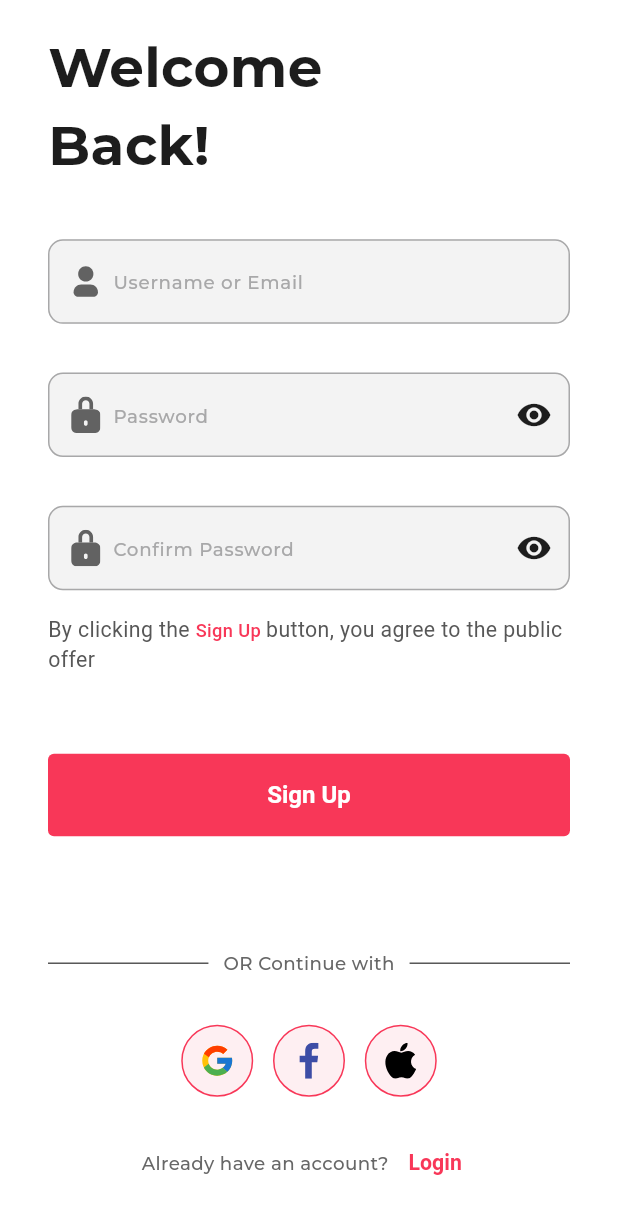
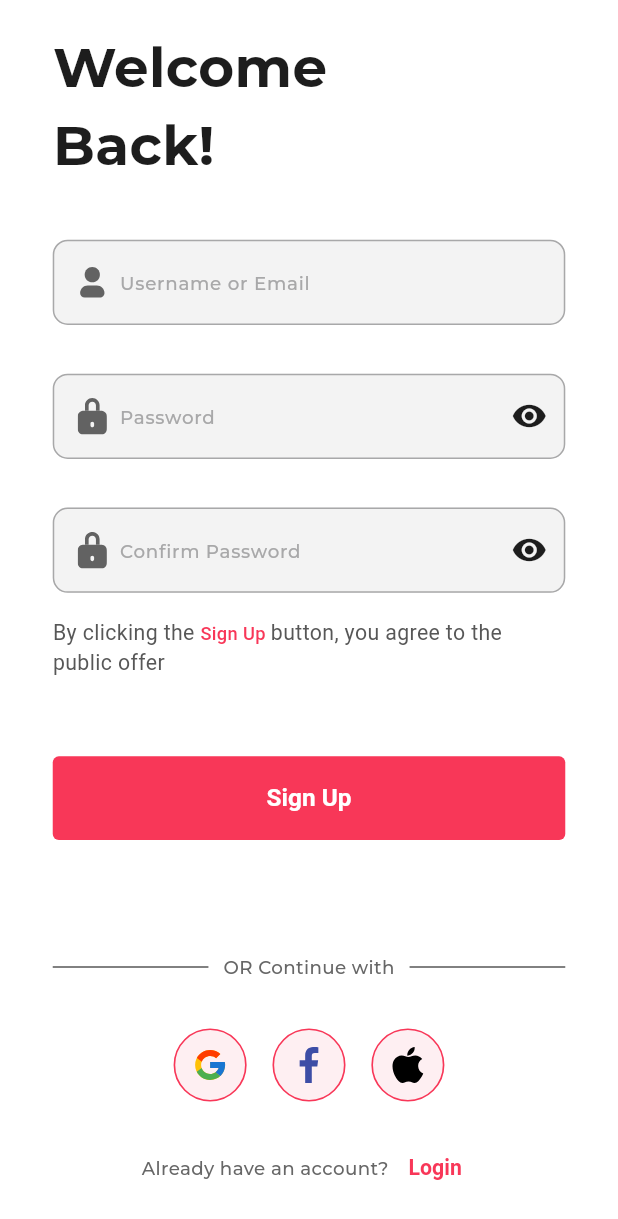
Before and after one commit to MoEhab74/stylesh, a Flutter app: the RegisterView screen opened by its route, on a phone screen of 412 x 824 dp. Shown: the top 1219 px of the screen. Run offline on Flutter 3.47's test engine with Material 3 defaults, Android fonts, the phone set to English and light mode, and no system bars; our stand-ins replace bloc, flutter_bloc, flutter_screenutil, flutter_svg, go_router, smooth_page_indicator; missing offline and left inert: animated_snack_bar; project files that could hold a hidden picture were left out.

Commit message:
Add ScreenUtilInit to all sizes in the app

```diff
--- a/lib/core/utils/text_styles.dart
+++ b/lib/core/utils/text_styles.dart
@@ -13,8 +13,8 @@ abstract class AppTextStyles {
     fontWeight: FontWeight.w700,
     color: AppColors.secondaryColor,
   );
-  static const TextStyle montserrat16w600 = TextStyle(
-    fontSize: 16,
+  static TextStyle montserrat16w600 = TextStyle(
+    fontSize: 16.sp,
     fontWeight: FontWeight.w600,
     color: AppColors.whiteColor,
   );
@@ -59,5 +59,4 @@ abstract class AppTextStyles {
     fontWeight: FontWeight.w500,
     color: AppColors.textHint,
   );
-
 }
--- a/lib/core/widgets/app_elevated_button.dart
+++ b/lib/core/widgets/app_elevated_button.dart
@@ -1,4 +1,5 @@
 import 'package:flutter/material.dart';
+import 'package:flutter_screenutil/flutter_screenutil.dart';
 
 class AppElevatedButton extends StatelessWidget {
   const AppElevatedButton({
@@ -13,8 +14,8 @@ class AppElevatedButton extends StatelessWidget {
   Widget build(BuildContext context) {
     return ElevatedButton(
       style: ElevatedButton.styleFrom(
-        minimumSize: const Size(double.infinity, 55),
-        shape: RoundedRectangleBorder(borderRadius: BorderRadius.circular(4.0)),
+        minimumSize: Size(double.infinity, 55.h),
+        shape: RoundedRectangleBorder(borderRadius: BorderRadius.circular(4.r)),
       ),
       onPressed: onPressed,
       child: Text(buttonText),
--- a/lib/core/widgets/app_text_form_field.dart
+++ b/lib/core/widgets/app_text_form_field.dart
@@ -1,3 +1,4 @@
+import 'package:flutter_screenutil/flutter_screenutil.dart';
 import 'package:flutter/material.dart';
 import 'package:stylesh/core/utils/text_styles.dart';
 import 'package:stylesh/core/widgets/custom_sized_box.dart';
@@ -35,11 +36,11 @@ class _AppTextFormFieldState extends State<AppTextFormField> {
         hintText: widget.hintText,
         hintStyle: AppTextStyles.montserratHintTextStyle,
         prefixIcon: Padding(
-          padding: const EdgeInsets.only(
-            left: 12.0,
-            top: 16.0,
-            bottom: 16.0,
-            right: 1.0,
+          padding: EdgeInsets.only(
+            left: 12.0.w,
+            top: 16.0.h,
+            bottom: 16.0.h,
+            right: 1.0.w,
           ),
           child: CustomSizedBox(
             width: 24,
--- a/lib/core/widgets/social_media_button.dart
+++ b/lib/core/widgets/social_media_button.dart
@@ -1,4 +1,5 @@
 import 'package:flutter/material.dart';
+import 'package:flutter_screenutil/flutter_screenutil.dart';
 import 'package:stylesh/core/utils/app_colors.dart';
 
 class SocialMediaButton extends StatelessWidget {
@@ -13,14 +14,14 @@ class SocialMediaButton extends StatelessWidget {
   @override
   Widget build(BuildContext context) {
     return Ink(
-      width: 48,
-      height: 48,
+      width: 48.w,
+      height: 48.h,
       decoration: BoxDecoration(
         color: AppColors.primaryColor.withAlpha(20),
         shape: BoxShape.circle,
         border: Border.all(
           color: AppColors.primaryColor, // Set your border color here
-          width: 1.0,
+          width: 1.0.w,
         ),
       ),
       child: InkWell(
--- a/lib/features/auth/login/presentation/views/login_view.dart
+++ b/lib/features/auth/login/presentation/views/login_view.dart
@@ -1,4 +1,5 @@
 import 'package:flutter/material.dart';
+import 'package:flutter_screenutil/flutter_screenutil.dart';
 import 'package:stylesh/core/utils/app_strings.dart';
 import 'package:stylesh/core/widgets/auth_screen_title.dart';
 import 'package:stylesh/core/widgets/custom_sized_box.dart';
@@ -17,9 +18,9 @@ class LoginView extends StatelessWidget {
         body: SafeArea(
           child: SingleChildScrollView(
             child: Padding(
-              padding: const EdgeInsets.symmetric(
-                horizontal: 32,
-              ).copyWith(top: 19),
+              padding: EdgeInsets.symmetric(
+                horizontal: 32.w,
+              ).copyWith(top: 19.h),
               child: const Column(
                 crossAxisAlignment: CrossAxisAlignment.start,
                 children: [
--- a/lib/features/auth/signup/presentation/views/register_view.dart
+++ b/lib/features/auth/signup/presentation/views/register_view.dart
@@ -1,4 +1,5 @@
 import 'package:flutter/material.dart';
+import 'package:flutter_screenutil/flutter_screenutil.dart';
 import 'package:stylesh/core/utils/app_strings.dart';
 import 'package:stylesh/core/widgets/auth_screen_title.dart';
 import 'package:stylesh/core/widgets/custom_sized_box.dart';
@@ -17,9 +18,9 @@ class RegisterView extends StatelessWidget {
         body: SafeArea(
           child: SingleChildScrollView(
             child: Padding(
-              padding: const EdgeInsets.symmetric(
-                horizontal: 32,
-              ).copyWith(top: 19),
+              padding: EdgeInsets.symmetric(
+                horizontal: 32.w,
+              ).copyWith(top: 19.h),
               child: const Column(
                 crossAxisAlignment: CrossAxisAlignment.start,
                 children: [
--- a/lib/features/onboarding/presentation/onboarding_view.dart
+++ b/lib/features/onboarding/presentation/onboarding_view.dart
@@ -1,3 +1,4 @@
+import 'package:flutter_screenutil/flutter_screenutil.dart';
 import 'package:stylesh/core/widgets/custom_sized_box.dart';
 import 'package:flutter/material.dart';
 import 'package:stylesh/core/utils/app_colors.dart';
@@ -31,7 +32,7 @@ class _OnBoardingViewState extends State<OnBoardingView> {
     return Scaffold(
       body: SafeArea(
         child: Padding(
-          padding: const EdgeInsets.symmetric(horizontal: 16, vertical: 16),
+          padding: EdgeInsets.symmetric(horizontal: 16.w, vertical: 16.h),
           child: Column(
             children: [
               Row(
```
